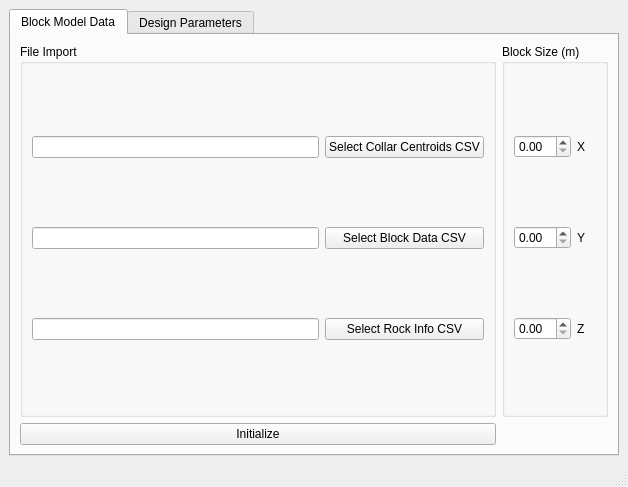
The window that mainwindow.ui (basilrabi/lomoptim-qt) describes before a commit, drawn with Qt 5.
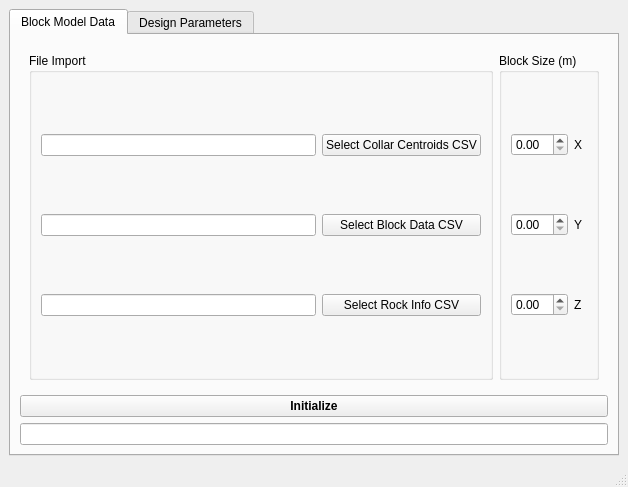
The same window after the commit.

Commit message: add design paramters as members in BlockModel

What changed in the file:
```diff
--- a/mainwindow.ui
+++ b/mainwindow.ui
@@ -14,7 +14,7 @@
    <string>Life of Mine Optimizer</string>
   </property>
   <widget class="QWidget" name="centralwidget">
-   <layout class="QGridLayout" name="gridLayout_4">
+   <layout class="QGridLayout" name="gridLayout_5">
     <item row="0" column="0">
      <widget class="QTabWidget" name="tabWidget">
       <property name="currentIndex">
@@ -24,6 +24,9 @@
        <attribute name="title">
         <string>Block Model Data</string>
        </attribute>
+       <layout class="QGridLayout" name="gridLayout_4">
+        <item row="0" column="0">
+         <widget class="QWidget" name="widget" native="true">
        <layout class="QGridLayout" name="gridLayout_3">
         <item row="0" column="0">
          <widget class="QGroupBox" name="groupBox_2">
@@ -69,6 +72,12 @@
         </item>
         <item row="0" column="1">
          <widget class="QGroupBox" name="groupBox">
+             <property name="maximumSize">
+              <size>
+               <width>100</width>
+               <height>16777215</height>
+              </size>
+             </property>
           <property name="title">
            <string>Block Size (m)</string>
           </property>
@@ -106,13 +115,37 @@
           </layout>
          </widget>
         </item>
+          </layout>
+         </widget>
+        </item>
         <item row="1" column="0">
          <widget class="QPushButton" name="pushButtonInitialize">
+          <property name="minimumSize">
+           <size>
+            <width>400</width>
+            <height>0</height>
+           </size>
+          </property>
+          <property name="font">
+           <font>
+            <bold>true</bold>
+           </font>
+          </property>
           <property name="text">
            <string>Initialize</string>
           </property>
          </widget>
         </item>
+        <item row="2" column="0">
+         <widget class="QLineEdit" name="message">
+          <property name="alignment">
+           <set>Qt::AlignCenter</set>
+          </property>
+          <property name="readOnly">
+           <bool>true</bool>
+          </property>
+         </widget>
+        </item>
        </layout>
       </widget>
       <widget class="QWidget" name="tab_2">
```
Left out of the diff: 12 changed lines with no effect on the pictures. Lines whose indentation alone changed are shown as unchanged. The commit also changes 5 other files.
